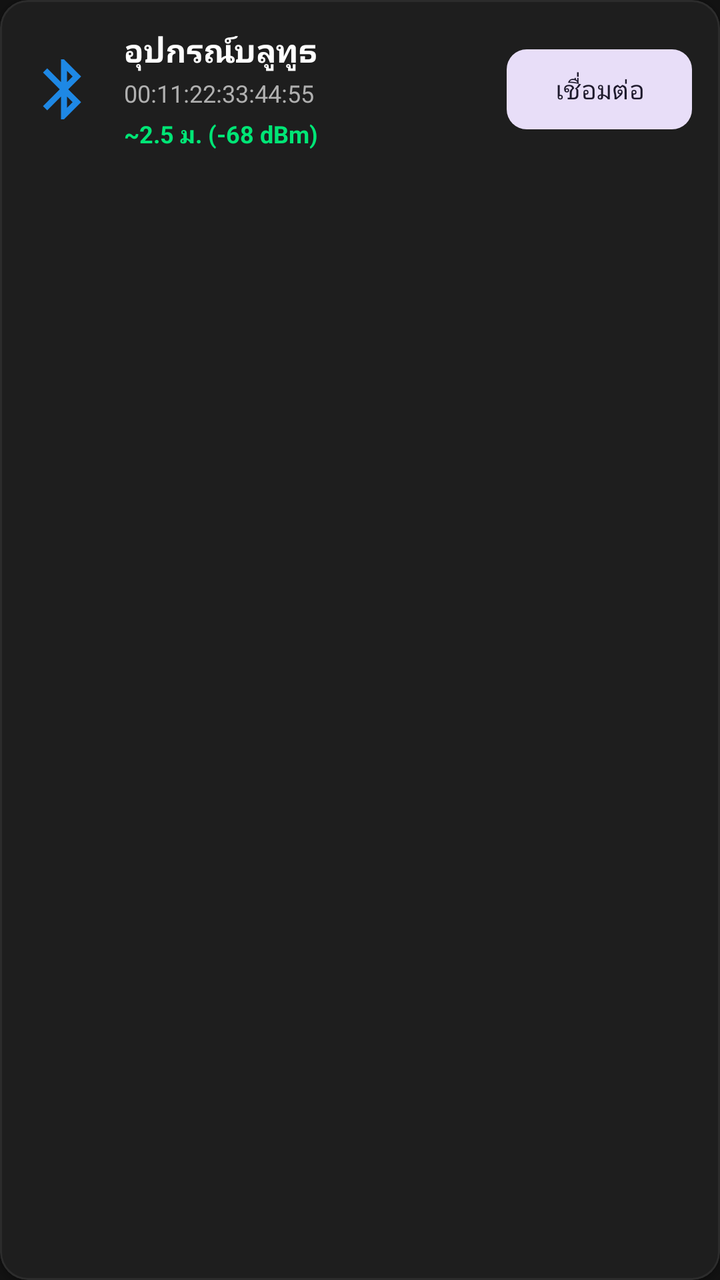
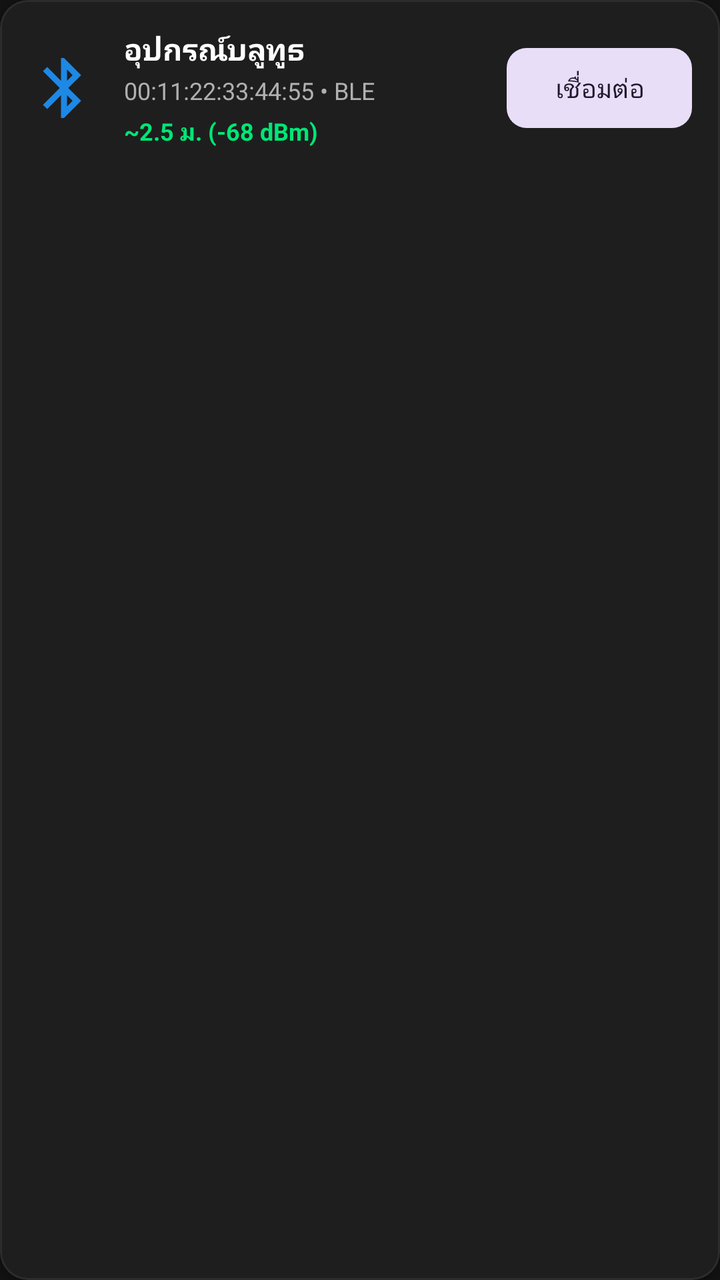

Screens rendered from an Android XML layout before and after an edit, with the pre-edit source and the edit as a unified diff.
<!-- AndroidManifest.xml: application theme Theme.UniversalBluetoothCompanion -->
<!-- res/layout/item_device.xml -->
<?xml version="1.0" encoding="utf-8"?>
<com.google.android.material.card.MaterialCardView xmlns:android="http://schemas.android.com/apk/res/android"
    xmlns:app="http://schemas.android.com/apk/res-auto"
    android:layout_width="match_parent"
    android:layout_height="wrap_content"
    android:layout_marginHorizontal="12dp"
    android:layout_marginVertical="6dp"
    app:cardBackgroundColor="@color/surface"
    app:cardCornerRadius="14dp"
    app:cardElevation="2dp"
    app:strokeColor="@color/surface_variant"
    app:strokeWidth="1dp">

    <androidx.constraintlayout.widget.ConstraintLayout
        android:layout_width="match_parent"
        android:layout_height="wrap_content"
        android:padding="14dp">

        <ImageView
            android:id="@+id/ivDeviceIcon"
            android:layout_width="36dp"
            android:layout_height="36dp"
            android:src="@drawable/ic_bluetooth"
            app:tint="@color/primary"
            app:layout_constraintStart_toStartOf="parent"
            app:layout_constraintTop_toTopOf="parent"
            app:layout_constraintBottom_toBottomOf="parent" />

        <TextView
            android:id="@+id/tvDeviceName"
            android:layout_width="0dp"
            android:layout_height="wrap_content"
            android:layout_marginStart="12dp"
            android:layout_marginEnd="8dp"
            android:text="อุปกรณ์บลูทูธ"
            android:textColor="@color/text_primary"
            android:textSize="16sp"
            android:textStyle="bold"
            app:layout_constraintStart_toEndOf="@id/ivDeviceIcon"
            app:layout_constraintTop_toTopOf="parent"
            app:layout_constraintEnd_toStartOf="@id/btnConnect" />

        <TextView
            android:id="@+id/tvDeviceAddress"
            android:layout_width="0dp"
            android:layout_height="wrap_content"
            android:layout_marginStart="12dp"
            android:layout_marginTop="2dp"
            android:text="00:11:22:33:44:55"
            android:textColor="@color/text_secondary"
            android:textSize="12sp"
            app:layout_constraintStart_toEndOf="@id/ivDeviceIcon"
            app:layout_constraintTop_toBottomOf="@id/tvDeviceName"
            app:layout_constraintEnd_toStartOf="@id/btnConnect" />

        <TextView
            android:id="@+id/tvDistanceMetric"
            android:layout_width="wrap_content"
            android:layout_height="wrap_content"
            android:layout_marginStart="12dp"
            android:layout_marginTop="4dp"
            android:text="~2.5 ม. (-68 dBm)"
            android:textColor="@color/accent"
            android:textSize="12sp"
            android:textStyle="bold"
            app:layout_constraintStart_toEndOf="@id/ivDeviceIcon"
            app:layout_constraintTop_toBottomOf="@id/tvDeviceAddress" />

        <com.google.android.material.button.MaterialButton
            android:id="@+id/btnConnect"
            style="@style/Widget.Material3.Button.TonalButton"
            android:layout_width="wrap_content"
            android:layout_height="wrap_content"
            android:text="เชื่อมต่อ"
            android:textSize="13sp"
            app:cornerRadius="10dp"
            app:layout_constraintEnd_toEndOf="parent"
            app:layout_constraintTop_toTopOf="parent"
            app:layout_constraintBottom_toBottomOf="parent" />

    </androidx.constraintlayout.widget.ConstraintLayout>

</com.google.android.material.card.MaterialCardView>
<!-- resources referenced by this layout -->
<resources>
  <color name="accent">#00E676</color>
  <color name="primary">#1E88E5</color>
  <color name="surface">#1E1E1E</color>
  <color name="surface_variant">#2C2C2C</color>
  <color name="text_primary">#FFFFFF</color>
  <color name="text_secondary">#B0B0B0</color>
  <!-- drawable ic_bluetooth (drawable) -->
  <vector xmlns:android="http://schemas.android.com/apk/res/android"
      android:width="24dp"
      android:height="24dp"
      android:viewportWidth="24"
      android:viewportHeight="24">
    <path
        android:fillColor="#FFFFFFFF"
        android:pathData="M17.71,7.71L12,2h-1v7.59L6.41,5 5,6.41 10.59,12 5,17.59 6.41,19 11,14.41V22h1l5.71,-5.71-4.3,-4.29 4.3,-4.29zM13,5.83l1.88,1.88L13,9.59V5.83zm1.88,10.46L13,18.17v-3.76l1.88,1.88z"/>
  </vector>
  <style name="Theme.UniversalBluetoothCompanion" parent="Theme.Material3.DayNight.NoActionBar">
          <item name="colorPrimary">@color/primary</item>
          <item name="android:statusBarColor">@color/background</item>
          <item name="android:navigationBarColor">@color/background</item>
          <item name="android:windowBackground">@color/background</item>
      </style>
  <color name="background">#121212</color>
</resources>

<!-- the commit's change to res/layout/item_device.xml (unified diff, before → after) -->
@@ -1,10 +1,11 @@
 <?xml version="1.0" encoding="utf-8"?>
 <com.google.android.material.card.MaterialCardView xmlns:android="http://schemas.android.com/apk/res/android"
     xmlns:app="http://schemas.android.com/apk/res-auto"
+    android:id="@+id/cardDeviceRoot"
     android:layout_width="match_parent"
     android:layout_height="wrap_content"
     android:layout_marginHorizontal="12dp"
-    android:layout_marginVertical="6dp"
+    android:layout_marginVertical="5dp"
     app:cardBackgroundColor="@color/surface"
     app:cardCornerRadius="14dp"
     app:cardElevation="2dp"
@@ -20,6 +21,7 @@
             android:id="@+id/ivDeviceIcon"
             android:layout_width="36dp"
             android:layout_height="36dp"
+            android:contentDescription="@string/app_name"
             android:src="@drawable/ic_bluetooth"
             app:tint="@color/primary"
             app:layout_constraintStart_toStartOf="parent"
@@ -32,9 +34,11 @@
             android:layout_height="wrap_content"
             android:layout_marginStart="12dp"
             android:layout_marginEnd="8dp"
+            android:ellipsize="end"
+            android:maxLines="1"
             android:text="อุปกรณ์บลูทูธ"
             android:textColor="@color/text_primary"
-            android:textSize="16sp"
+            android:textSize="15sp"
             android:textStyle="bold"
             app:layout_constraintStart_toEndOf="@id/ivDeviceIcon"
             app:layout_constraintTop_toTopOf="parent"
@@ -45,8 +49,11 @@
             android:layout_width="0dp"
             android:layout_height="wrap_content"
             android:layout_marginStart="12dp"
+            android:layout_marginEnd="8dp"
             android:layout_marginTop="2dp"
-            android:text="00:11:22:33:44:55"
+            android:ellipsize="end"
+            android:maxLines="1"
+            android:text="00:11:22:33:44:55 • BLE"
             android:textColor="@color/text_secondary"
             android:textSize="12sp"
             app:layout_constraintStart_toEndOf="@id/ivDeviceIcon"
@@ -55,16 +62,18 @@
 
         <TextView
             android:id="@+id/tvDistanceMetric"
-            android:layout_width="wrap_content"
+            android:layout_width="0dp"
             android:layout_height="wrap_content"
             android:layout_marginStart="12dp"
+            android:layout_marginEnd="8dp"
             android:layout_marginTop="4dp"
             android:text="~2.5 ม. (-68 dBm)"
             android:textColor="@color/accent"
             android:textSize="12sp"
             android:textStyle="bold"
             app:layout_constraintStart_toEndOf="@id/ivDeviceIcon"
-            app:layout_constraintTop_toBottomOf="@id/tvDeviceAddress" />
+            app:layout_constraintTop_toBottomOf="@id/tvDeviceAddress"
+            app:layout_constraintEnd_toStartOf="@id/btnConnect" />
 
         <com.google.android.material.button.MaterialButton
             android:id="@+id/btnConnect"
<!-- resource entries referenced after the edit -->
@@ -16,6 +16,7 @@
         android:fillColor="#FFFFFFFF"
         android:pathData="M17.71,7.71L12,2h-1v7.59L6.41,5 5,6.41 10.59,12 5,17.59 6.41,19 11,14.41V22h1l5.71,-5.71-4.3,-4.29 4.3,-4.29zM13,5.83l1.88,1.88L13,9.59V5.83zm1.88,10.46L13,18.17v-3.76l1.88,1.88z"/>
   </vector>
+  <string name="app_name">Universal BT Companion</string>
   <style name="Theme.UniversalBluetoothCompanion" parent="Theme.Material3.DayNight.NoActionBar">
           <item name="colorPrimary">@color/primary</item>
           <item name="android:statusBarColor">@color/background</item>
